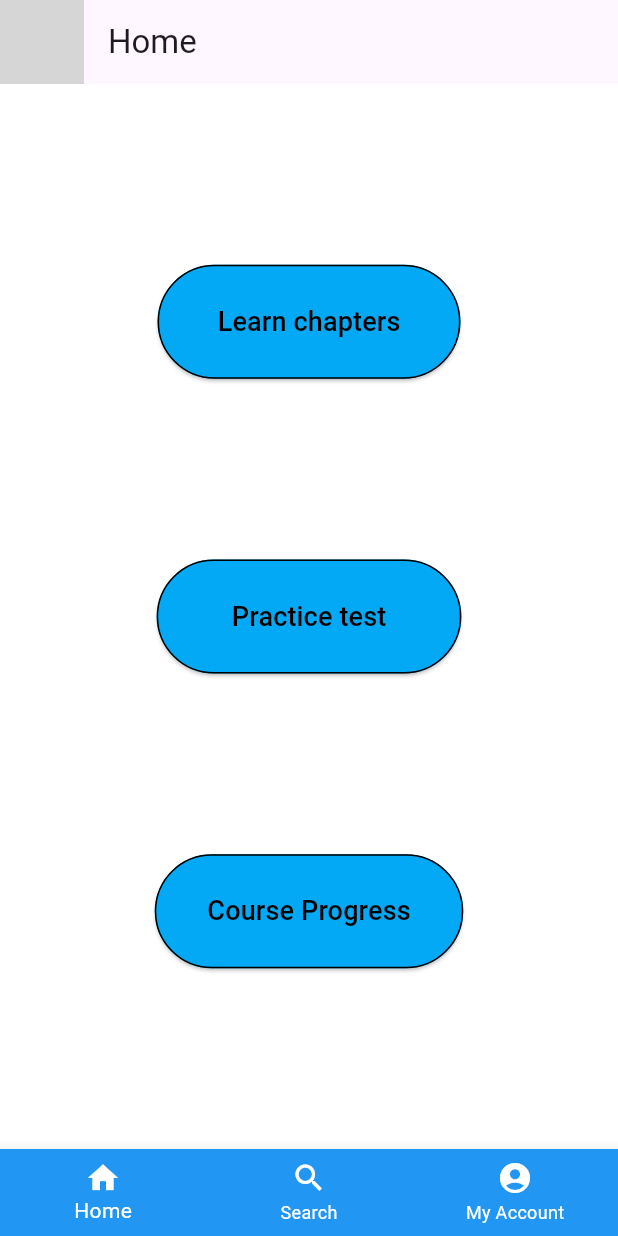
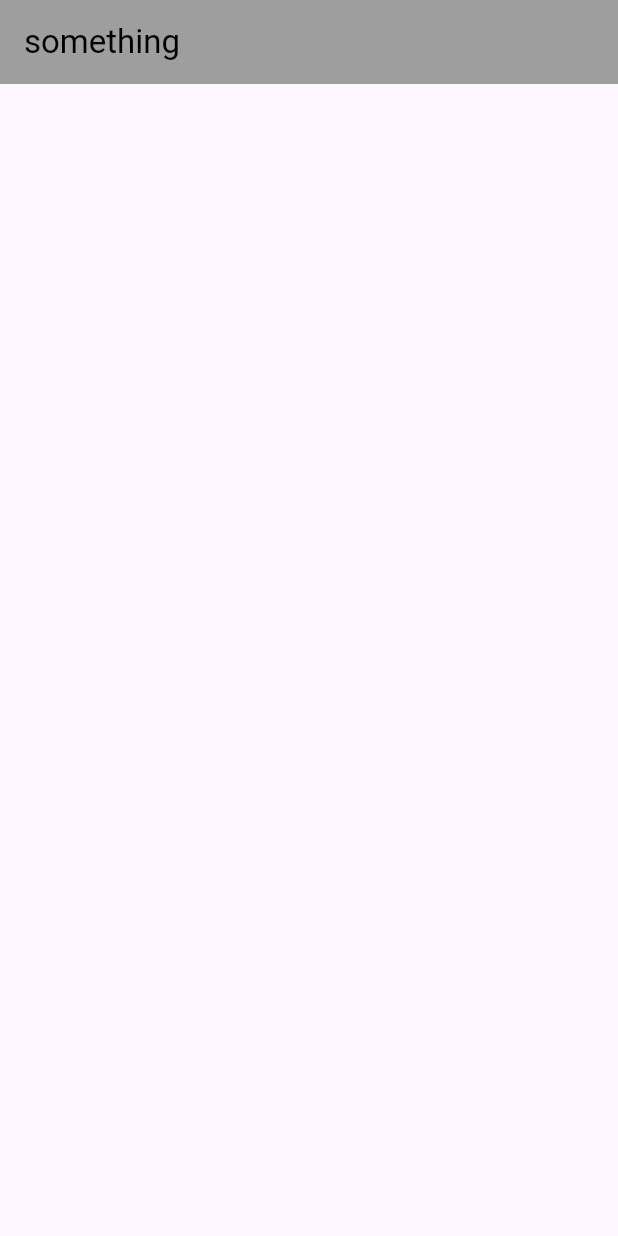
Before and after one commit to saranshahuja/roadschool, a Flutter app: the screen it shows after launch, on a phone screen of 412 x 824 dp. Run offline on Flutter 3.47's test engine with Material 2 defaults, Android fonts, the phone set to English and light mode, and no system bars; grey boxes are pictures that could not be loaded.

Commit message:
this is the new file

```diff
--- a/lib/Pages/Homepage.dart
+++ b/lib/Pages/Homepage.dart
@@ -6,81 +6,16 @@ class HomePage extends StatelessWidget {
   @override
   Widget build(BuildContext context) {
     return Scaffold(
-      appBar: AppBar(
-        leading: Image.asset('C:\\Users\\Nishant\\AndroidStudioProjects\\untitled\\Images\\Cardrive.png', width: 40, height: 40), // Adjust width and height
-        title: Text('Home'),
-      ),
-      bottomNavigationBar: BottomNavigationBar(
-        backgroundColor: Colors.blue,
-        unselectedItemColor: Colors.white,
-        selectedItemColor: Colors.white,
-        items: const <BottomNavigationBarItem>[
-          BottomNavigationBarItem(
-            icon: Icon(Icons.home),
-            label: 'Home',
-          ),
-          BottomNavigationBarItem(
-            icon: Icon(Icons.search),
-            label: 'Search',
-          ),
-          BottomNavigationBarItem(
-            icon: Icon(Icons.account_circle),
-            label: 'My Account',
-          ),
-        ],
-      ),
+      appBar: AppBar(title: Text("something",style: TextStyle(color: Colors.black),), backgroundColor: Colors.grey,),
       body: Container(
-        color: Colors.white,
-        child: Center(
-          child: Column(
-            mainAxisAlignment: MainAxisAlignment.spaceEvenly,
-            children: [
-              ElevatedButton(
-                onPressed: () {
-                  // Handle Learn chapters button press
-                },
-                style: OutlinedButton.styleFrom(
-                  side: BorderSide(color: Colors.black),
-                  backgroundColor: Colors.lightBlue, // Set button background color
-                  padding: EdgeInsets.symmetric(horizontal: 40, vertical: 25), // Adjust padding
-                ),
-                child: Text(
-                  'Learn chapters',
-                  style: TextStyle(fontSize: 18, color: Colors.black), // Set button text color
-                ),
-              ),
-              ElevatedButton(
-                onPressed: () {
-                  // Handle Practice test button press
-                },
-                style: OutlinedButton.styleFrom(
-                  side: BorderSide(color: Colors.black),
-                  backgroundColor: Colors.lightBlue, // Set button background color
-                  padding: EdgeInsets.symmetric(horizontal: 50, vertical: 25),// Adjust padding
-                ),
-                child: Text(
-                  'Practice test',
-                  style: TextStyle(fontSize: 18, color: Colors.black), // Set button text color
-                ),
-              ),
-              ElevatedButton(
-                onPressed: () {
-                  // Handle Course Progress button press
-                },
-                style: OutlinedButton.styleFrom(
-                  side: BorderSide(color: Colors.black),
-                  backgroundColor: Colors.lightBlue, // Set button background color
-                  padding: EdgeInsets.symmetric(horizontal: 35, vertical: 25), // Adjust padding
-                ),
-                child: Text(
-                  'Course Progress',
-                  style: TextStyle(fontSize: 18, color: Colors.black), // Set button text color
-                ),
-              ),
-            ],
-          ),
+
+        child: Column(
+          children: [
+
+          ],
         ),
       ),
+
     );
   }
 }
--- a/lib/main.dart
+++ b/lib/main.dart
@@ -4,7 +4,6 @@ import 'package:roadschool/Pages/Homepage.dart';
 void main() {
   runApp(const MyApp());
 }
-
 class MyApp extends StatelessWidget {
   const MyApp({super.key});
 
```
Also changed, not shown: lib/Pages/learnChapters.dart (+107 -6 lines).
